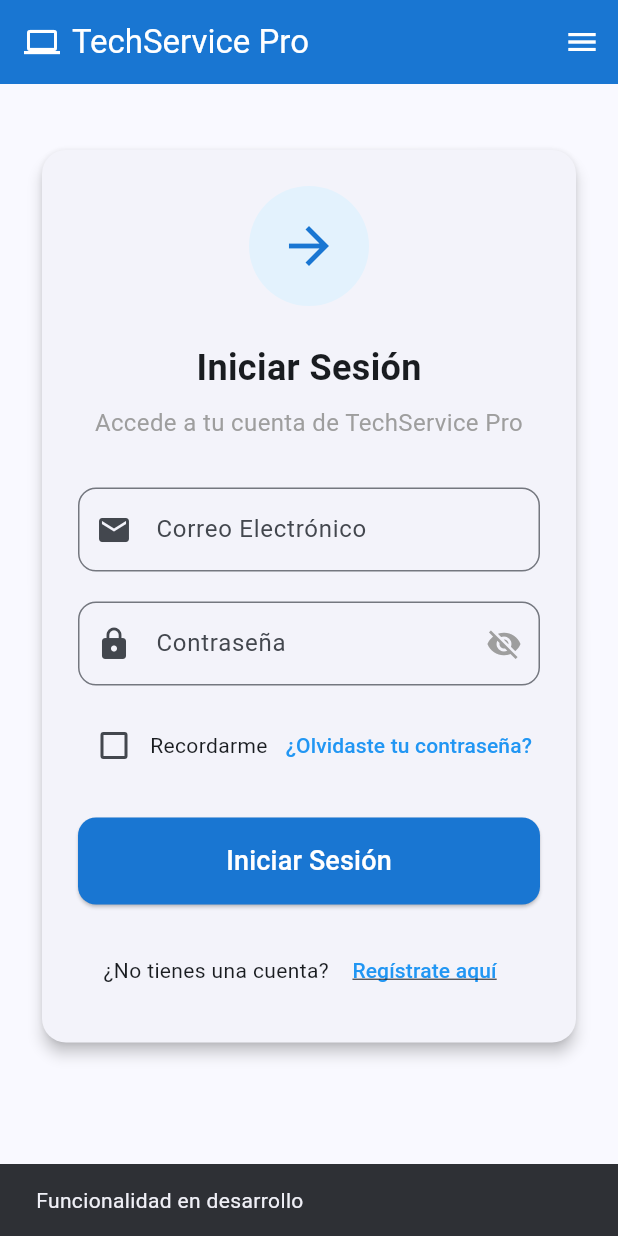
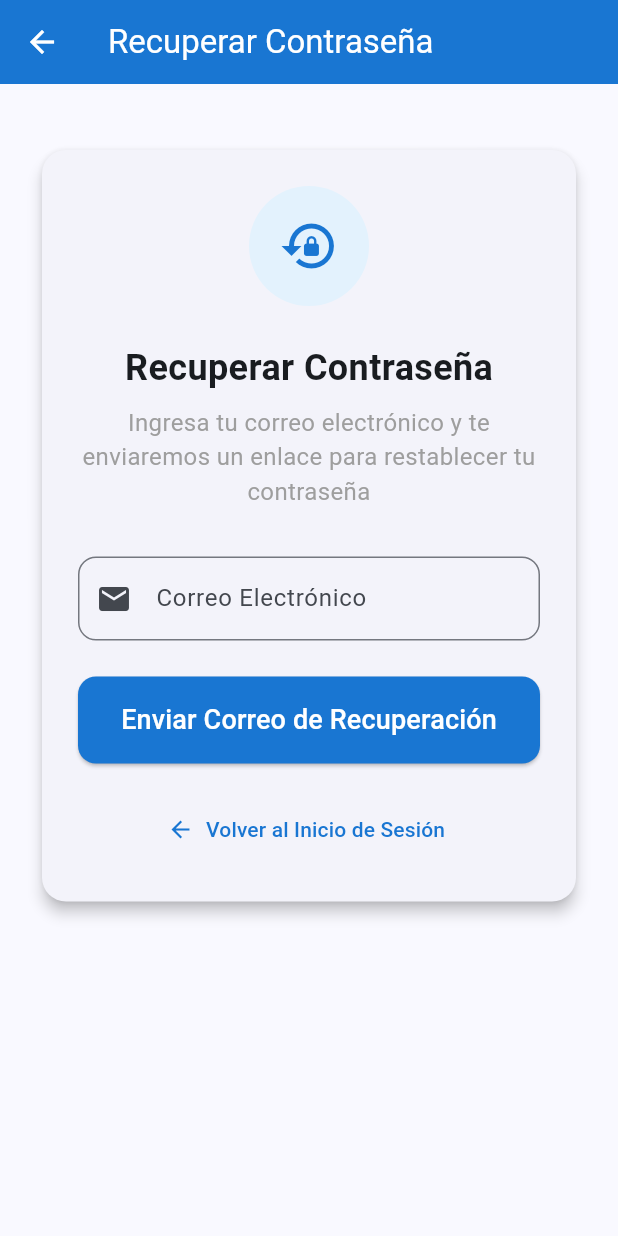
Before and after one commit to dferlema/techSC, a Flutter app: the screen it shows after launch, after a tap on "Saltar", after a tap on "¿Olvidaste tu contraseña?", on a phone screen of 412 x 824 dp. Run offline on Flutter 3.47's test engine with Material 3 defaults, Android fonts, the phone set to English and light mode, and no system bars; our stand-ins replace cloud_firestore, firebase_auth, firebase_core, pdf, printing, shared_preferences; accounts and stored records are empty.

Commit message:
recuperar contraseña y recordarme

```diff
--- a/lib/main.dart
+++ b/lib/main.dart
@@ -5,6 +5,7 @@ import 'screens/splash_screen.dart';
 import 'screens/onboarding_screen.dart';
 import 'screens/login_page.dart';
 import 'screens/register_page.dart';
+import 'screens/forgot_password_page.dart';
 import 'package:firebase_core/firebase_core.dart';
 import 'firebase_options.dart';
 import 'screens/main_tabs_screen.dart';
@@ -59,6 +60,7 @@ class MyApp extends StatelessWidget {
             '/onboarding': (context) => const OnboardingScreen(),
             '/login': (context) => const LoginPage(),
             '/register': (context) => const RegisterPage(),
+            '/forgot-password': (context) => const ForgotPasswordPage(),
             '/home': (context) => const MainTabsScreen(),
             '/products': (context) => const MainTabsScreen(),
             '/reserve-service': (context) => const MainTabsScreen(),
--- /dev/null
+++ b/lib/screens/forgot_password_page.dart
@@ -0,0 +1,207 @@
+// lib/screens/forgot_password_page.dart
+
+import 'package:flutter/material.dart';
+import '../services/auth_service.dart';
+
+class ForgotPasswordPage extends StatefulWidget {
+  const ForgotPasswordPage({super.key});
+
+  @override
+  State<ForgotPasswordPage> createState() => _ForgotPasswordPageState();
+}
+
+class _ForgotPasswordPageState extends State<ForgotPasswordPage> {
+  final _emailController = TextEditingController();
+  bool _isLoading = false;
+  bool _emailSent = false;
+
+  @override
+  void dispose() {
+    _emailController.dispose();
+    super.dispose();
+  }
+
+  void _onSendResetEmail() async {
+    final email = _emailController.text.trim();
+
+    if (email.isEmpty) {
+      ScaffoldMessenger.of(context).showSnackBar(
+        const SnackBar(
+          content: Text('Por favor ingresa tu correo electrónico'),
+        ),
+      );
+      return;
+    }
+
+    setState(() {
+      _isLoading = true;
+    });
+
+    try {
+      final authService = AuthService();
+      await authService.sendPasswordResetEmail(email: email);
+
+      if (mounted) {
+        setState(() {
+          _emailSent = true;
+        });
+
+        ScaffoldMessenger.of(context).showSnackBar(
+          const SnackBar(
+            content: Text(
+              'Correo de recuperación enviado. Revisa tu bandeja de entrada.',
+            ),
+            backgroundColor: Colors.green,
+          ),
+        );
+      }
+    } catch (e) {
+      if (mounted) {
+        ScaffoldMessenger.of(context).showSnackBar(
+          SnackBar(content: Text(e.toString()), backgroundColor: Colors.red),
+        );
+      }
+    } finally {
+      if (mounted) {
+        setState(() {
+          _isLoading = false;
+        });
+      }
+    }
+  }
+
+  @override
+  Widget build(BuildContext context) {
+    return Scaffold(
+      appBar: AppBar(
+        backgroundColor: const Color(0xFF1976D2),
+        iconTheme: const IconThemeData(color: Colors.white),
+        title: const Text(
+          'Recuperar Contraseña',
+          style: TextStyle(color: Colors.white),
+        ),
+      ),
+      body: SingleChildScrollView(
+        padding: const EdgeInsets.symmetric(horizontal: 24.0, vertical: 40.0),
+        child: Center(
+          child: ConstrainedBox(
+            constraints: const BoxConstraints(maxWidth: 400),
+            child: Card(
+              elevation: 4,
+              shape: RoundedRectangleBorder(
+                borderRadius: BorderRadius.circular(16),
+              ),
+              child: Padding(
+                padding: const EdgeInsets.all(24.0),
+                child: Column(
+                  mainAxisSize: MainAxisSize.min,
+                  children: [
+                    // Ícono
+                    Container(
+                      width: 80,
+                      height: 80,
+                      decoration: const BoxDecoration(
+                        color: Color(0xFFE3F2FD),
+                        shape: BoxShape.circle,
+                      ),
+                      child: const Icon(
+                        Icons.lock_reset,
+                        color: Color(0xFF1976D2),
+                        size: 40,
+                      ),
+                    ),
+                    const SizedBox(height: 24),
+
+                    // Título y descripción
+                    const Text(
+                      'Recuperar Contraseña',
+                      style: TextStyle(
+                        fontSize: 24,
+                        fontWeight: FontWeight.bold,
+                      ),
+                    ),
+                    const SizedBox(height: 8),
+                    Text(
+                      _emailSent
+                          ? '¡Correo enviado exitosamente!'
+                          : 'Ingresa tu correo electrónico y te enviaremos un enlace para restablecer tu contraseña',
+                      textAlign: TextAlign.center,
+                      style: const TextStyle(fontSize: 16, color: Colors.grey),
+                    ),
+                    const SizedBox(height: 32),
+
+                    if (!_emailSent) ...[
+                      // Campo de correo electrónico
+                      TextField(
+                        controller: _emailController,
+                        decoration: InputDecoration(
+                          prefixIcon: const Icon(Icons.email),
+                          labelText: 'Correo Electrónico',
+                          hintText: 'tu@email.com',
+                          border: OutlineInputBorder(
+                            borderRadius: BorderRadius.circular(12),
+                          ),
+                        ),
+                        keyboardType: TextInputType.emailAddress,
+                      ),
+                      const SizedBox(height: 24),
+
+                      // Botón de enviar
+                      ElevatedButton(
+                        onPressed: _isLoading ? null : _onSendResetEmail,
+                        style: ElevatedButton.styleFrom(
+                          backgroundColor: const Color(0xFF1976D2),
+                          foregroundColor: Colors.white,
+                          padding: const EdgeInsets.symmetric(vertical: 16),
+                          shape: RoundedRectangleBorder(
+                            borderRadius: BorderRadius.circular(12),
+                          ),
+                          minimumSize: const Size(double.infinity, 50),
+                        ),
+                        child: _isLoading
+                            ? const CircularProgressIndicator(
+                                color: Colors.white,
+                              )
+                            : const Text(
+                                'Enviar Correo de Recuperación',
+                                style: TextStyle(fontSize: 18),
+                              ),
+                      ),
+                    ] else ...[
+                      // Mensaje de éxito
+                      const Icon(
+                        Icons.check_circle,
+                        color: Colors.green,
+                        size: 64,
+                      ),
+                      const SizedBox(height: 16),
+                      const Text(
+                        'Revisa tu bandeja de entrada y sigue las instrucciones del correo para restablecer tu contraseña.',
+                        textAlign: TextAlign.center,
+                        style: TextStyle(fontSize: 16),
+                      ),
+                    ],
+
+                    const SizedBox(height: 20),
+
+                    // Botón de volver al login
+                    TextButton.icon(
+                      onPressed: () {
+                        Navigator.pop(context);
+                      },
+                      icon: const Icon(Icons.arrow_back),
+                      label: const Text('Volver al Inicio de Sesión'),
+                      style: TextButton.styleFrom(
+                        foregroundColor: const Color(0xFF1976D2),
+                      ),
+                    ),
+                  ],
+                ),
+              ),
+            ),
+          ),
+        ),
+      ),
+    );
+  }
+}
--- a/lib/screens/login_page.dart
+++ b/lib/screens/login_page.dart
@@ -2,6 +2,7 @@
 
 import 'package:flutter/material.dart';
 import '../services/auth_service.dart';
+import '../services/preferences_service.dart';
 
 class LoginPage extends StatefulWidget {
   const LoginPage({super.key});
@@ -13,8 +14,30 @@ class LoginPage extends StatefulWidget {
 class _LoginPageState extends State<LoginPage> {
   final _emailController = TextEditingController();
   final _passwordController = TextEditingController();
+  final _preferencesService = PreferencesService();
   bool _obscurePassword = true;
   bool _rememberMe = false;
+  bool _isLoading = false;
+
+  @override
+  void initState() {
+    super.initState();
+    _loadSavedEmail();
+  }
+
+  // Cargar email guardado si "Recordarme" está activado
+  Future<void> _loadSavedEmail() async {
+    final rememberMe = await _preferencesService.getRememberMe();
+    if (rememberMe) {
+      final savedEmail = await _preferencesService.getSavedEmail();
+      if (savedEmail != null && mounted) {
+        setState(() {
+          _emailController.text = savedEmail;
+          _rememberMe = true;
+        });
+      }
+    }
+  }
 
   @override
   void dispose() {
@@ -28,8 +51,6 @@ class _LoginPageState extends State<LoginPage> {
       _obscurePassword = !_obscurePassword;
     });
   }
-
-  bool _isLoading = false;
 
   void _onLoginPressed() async {
     final email = _emailController.text.trim();
@@ -54,6 +75,14 @@ class _LoginPageState extends State<LoginPage> {
       );
 
       if (user != null && mounted) {
+        // Guardar email si "Recordarme" está marcado
+        if (_rememberMe) {
+          await _preferencesService.saveRememberMe(true);
+          await _preferencesService.saveEmail(email);
+        } else {
+          await _preferencesService.clearSavedEmail();
+        }
+
         Navigator.pushReplacementNamed(context, '/main');
       }
     } catch (e) {
@@ -185,22 +214,22 @@ class _LoginPageState extends State<LoginPage> {
                       children: [
                         Checkbox(
                           value: _rememberMe,
-                          onChanged: (value) {
+                          onChanged: (value) async {
                             setState(() {
                               _rememberMe = value ?? false;
                             });
+                            // Si se desmarca, limpiar email guardado
+                            if (!_rememberMe) {
+                              await _preferencesService.clearSavedEmail();
+                            }
                           },
                         ),
                         const Text('Recordarme'),
                         const Spacer(),
                         TextButton(
                           onPressed: () {
-                            // Acción para recuperar contraseña
-                            ScaffoldMessenger.of(context).showSnackBar(
-                              const SnackBar(
-                                content: Text('Funcionalidad en desarrollo'),
-                              ),
-                            );
+                            // Navegar a la página de recuperación de contraseña
+                            Navigator.pushNamed(context, '/forgot-password');
                           },
                           child: const Text(
                             '¿Olvidaste tu contraseña?',
--- a/pubspec.yaml
+++ b/pubspec.yaml
@@ -16,7 +16,7 @@ publish_to: 'none' # Remove this line if you wish to publish to pub.dev
 # https://developer.apple.com/library/archive/documentation/General/Reference/InfoPlistKeyReference/Articles/CoreFoundationKeys.html
 # In Windows, build-name is used as the major, minor, and patch parts
 # of the product and file versions while build-number is used as the build suffix.
-version: 2.0.0+2
+version: 2.1.0+2
 
 environment:
   sdk: ^3.10.0
```
Also changed, not shown: lib/screens/service_reservation_page.dart (+144 -21 lines), lib/services/auth_service.dart (+17 -0 lines), lib/services/preferences_service.dart (added, +40 -0 lines).
